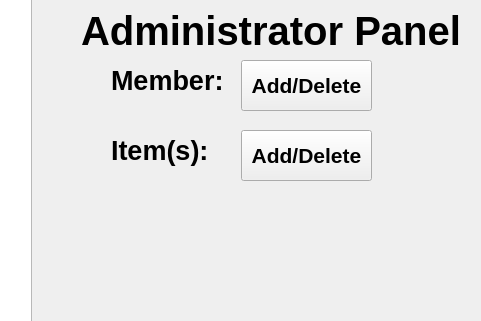
Old version of the form bulkClub/mainwindow.ui in the repository isaldana0/cs1c_proj; both pictures show x 799 to 1280 and y 450 to 771 of the 1280 by 925 pixel window.
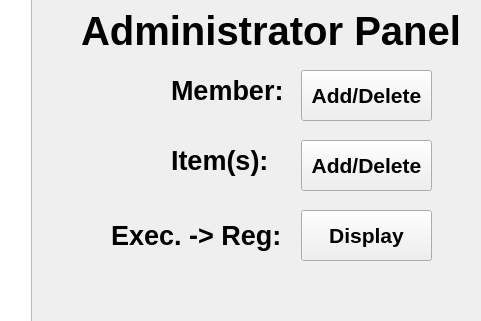
New version of the form. Icons and pictures are not drawn.

Commit message: added button for exec to reg

Diff of the .ui file:
```diff
--- a/bulkClub/mainwindow.ui
+++ b/bulkClub/mainwindow.ui
@@ -369,8 +369,8 @@
    <widget class="QLabel" name="label_memberAddDelete">
     <property name="geometry">
      <rect>
-      <x>910</x>
-      <y>510</y>
+      <x>970</x>
+      <y>520</y>
       <width>121</width>
       <height>41</height>
      </rect>
@@ -388,8 +388,8 @@
    <widget class="QPushButton" name="pushButton_memberAddDelete">
     <property name="geometry">
      <rect>
-      <x>1040</x>
-      <y>510</y>
+      <x>1100</x>
+      <y>520</y>
       <width>131</width>
       <height>51</height>
      </rect>
@@ -407,8 +407,8 @@
    <widget class="QLabel" name="label_itemAddDelete">
     <property name="geometry">
      <rect>
-      <x>910</x>
-      <y>580</y>
+      <x>970</x>
+      <y>590</y>
       <width>121</width>
       <height>41</height>
      </rect>
@@ -426,8 +426,8 @@
    <widget class="QPushButton" name="pushButton_itemAddDelete">
     <property name="geometry">
      <rect>
-      <x>1040</x>
-      <y>580</y>
+      <x>1100</x>
+      <y>590</y>
       <width>131</width>
       <height>51</height>
      </rect>
@@ -713,6 +713,44 @@
      <string>Display</string>
     </property>
    </widget>
+   <widget class="QPushButton" name="pushButton_memberConversionExecutive">
+    <property name="geometry">
+     <rect>
+      <x>1100</x>
+      <y>660</y>
+      <width>131</width>
+      <height>51</height>
+     </rect>
+    </property>
+    <property name="font">
+     <font>
+      <pointsize>16</pointsize>
+      <bold>true</bold>
+     </font>
+    </property>
+    <property name="text">
+     <string>Display</string>
+    </property>
+   </widget>
+   <widget class="QLabel" name="label_execToReg">
+    <property name="geometry">
+     <rect>
+      <x>910</x>
+      <y>660</y>
+      <width>171</width>
+      <height>51</height>
+     </rect>
+    </property>
+    <property name="font">
+     <font>
+      <pointsize>20</pointsize>
+      <bold>true</bold>
+     </font>
+    </property>
+    <property name="text">
+     <string>Exec. -&gt; Reg: </string>
+    </property>
+   </widget>
   </widget>
   <widget class="QMenuBar" name="menubar">
    <property name="geometry">
```
